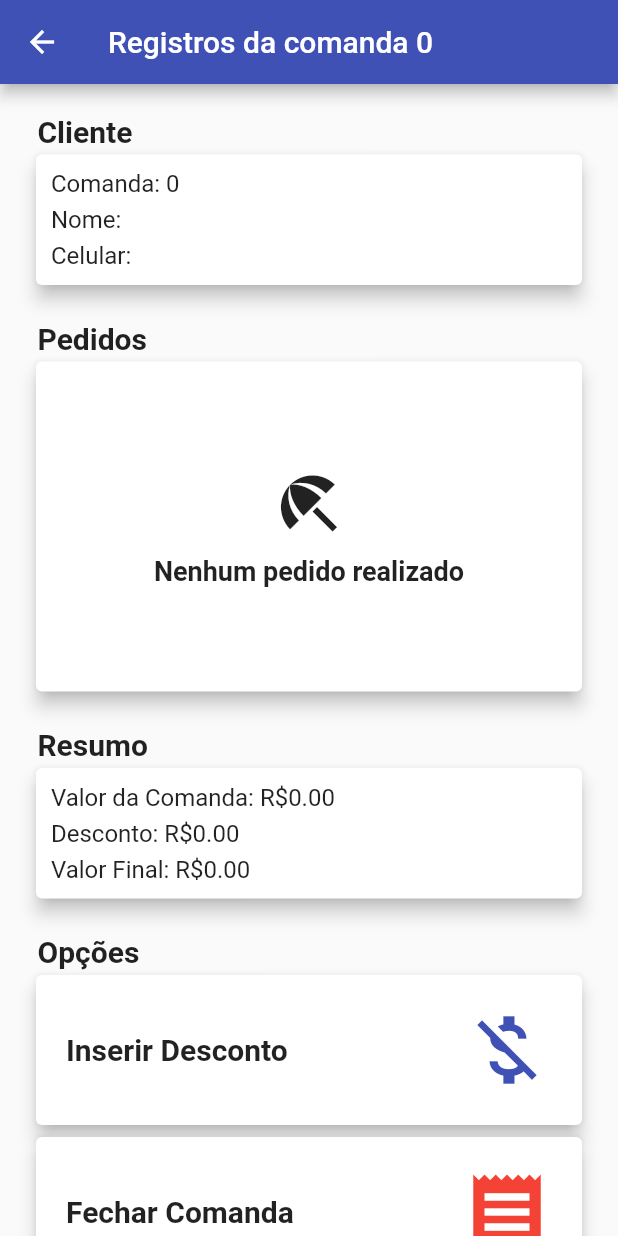
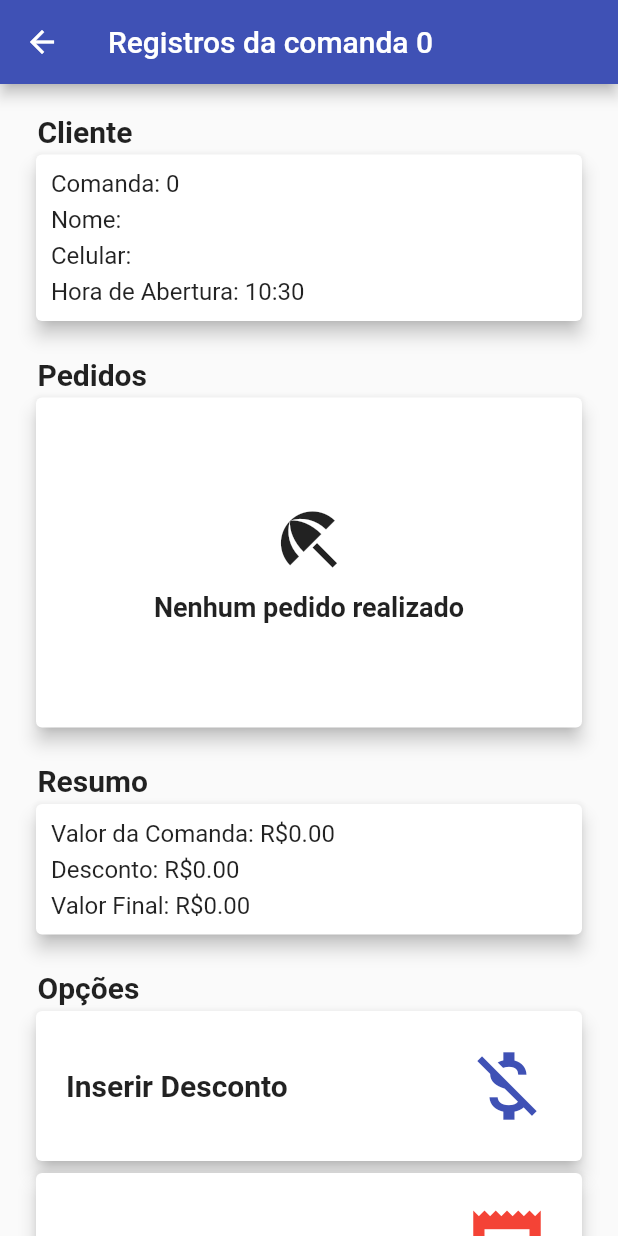
Before and after one commit to eduardoazvd17/PraiaBarraca, a Flutter app: the TelaFechamentoComanda screen opened directly with empty values, on a phone screen of 412 x 824 dp. Run offline on Flutter 3.47's test engine with Material 2 defaults, Android fonts, the phone set to English and light mode, and no system bars; our stand-ins replace cloud_firestore, firebase_auth; missing offline and left inert: masked_text; accounts and stored records are empty.

Commit message:
Correção de total e adição de horario de a/f de comanda

```diff
--- a/lib/componentes/form_comanda.dart
+++ b/lib/componentes/form_comanda.dart
@@ -63,6 +63,7 @@ class _FormComandaState extends State<FormComanda> {
         'telefoneCliente': telefoneController.text,
         'total': '0.00',
         'isAberto': true,
+        'abertura': DateTime.now(),
       });
       Firestore.instance
           .collection('caixas')
--- a/lib/componentes/form_pedidos.dart
+++ b/lib/componentes/form_pedidos.dart
@@ -60,7 +60,7 @@ class _FormPedidoState extends State<FormPedido> {
                 .then((produtosDoc) {
               double total = 0;
               for (var p in produtosDoc.documents) {
-                total = (p['quantidade'] as int) * double.tryParse(p['valor']);
+                total += (p['quantidade'] as int) * double.tryParse(p['valor']);
               }
               c.reference.updateData({'total': total.toStringAsFixed(2)});
             });
@@ -91,7 +91,7 @@ class _FormPedidoState extends State<FormPedido> {
                 .then((produtosDoc) {
               double total = 0;
               for (var p in produtosDoc.documents) {
-                total = (p['quantidade'] as int) * double.tryParse(p['valor']);
+                total += (p['quantidade'] as int) * double.tryParse(p['valor']);
               }
               c.reference.updateData({'total': total.toStringAsFixed(2)});
             });
--- a/lib/componentes/lista_produtos_pedidos.dart
+++ b/lib/componentes/lista_produtos_pedidos.dart
@@ -114,7 +114,7 @@ class ListaProdutosPedidos extends StatelessWidget {
                                                 double total = 0;
                                                 for (var p
                                                     in produtosDoc.documents) {
-                                                  total =
+                                                  total +=
                                                       (p['quantidade'] as int) *
                                                           double.tryParse(
                                                               p['valor']);
--- a/lib/modelos/comanda.dart
+++ b/lib/modelos/comanda.dart
@@ -3,11 +3,13 @@ class Comanda {
   bool isAberto;
   String nomeCliente;
   String telefoneCliente;
+  DateTime abertura;
 
   Comanda({
     this.id,
     this.nomeCliente,
     this.telefoneCliente,
     this.isAberto,
+    this.abertura,
   });
 }
--- a/lib/telas/tela_fechamento_comanda.dart
+++ b/lib/telas/tela_fechamento_comanda.dart
@@ -1,5 +1,6 @@
 import 'package:cloud_firestore/cloud_firestore.dart';
 import 'package:flutter/material.dart';
+import 'package:intl/intl.dart';
 import 'package:praiabarraca/componentes/form_desconto.dart';
 import 'package:praiabarraca/componentes/item_menu.dart';
 import 'package:praiabarraca/componentes/mensagem_lista_vazia.dart';
@@ -102,6 +103,11 @@ class _TelaFechamentoComandaState extends State<TelaFechamentoComanda> {
                               SizedBox(height: 5),
                               Text(
                                 'Celular: ${widget.comanda.telefoneCliente}',
+                                style: TextStyle(fontSize: 16),
+                              ),
+                              SizedBox(height: 5),
+                              Text(
+                                'Hora de Abertura: ${DateFormat('H:mm').format(widget.comanda.abertura)}',
                                 style: TextStyle(fontSize: 16),
                               ),
                             ],
@@ -265,6 +271,7 @@ class _TelaFechamentoComandaState extends State<TelaFechamentoComanda> {
                                       .document(widget.comanda.id.toString())
                                       .updateData({
                                     'isAberto': false,
+                                    'fechamento': DateTime.now(),
                                     'total': totalComanda.toStringAsFixed(2),
                                     'desconto': desconto.toStringAsFixed(2),
                                   });
```
Also changed, not shown: lib/componentes/lista_comandas.dart (+11 -3 lines), lib/telas/tela_detalhes_caixa.dart (+18 -3 lines).
